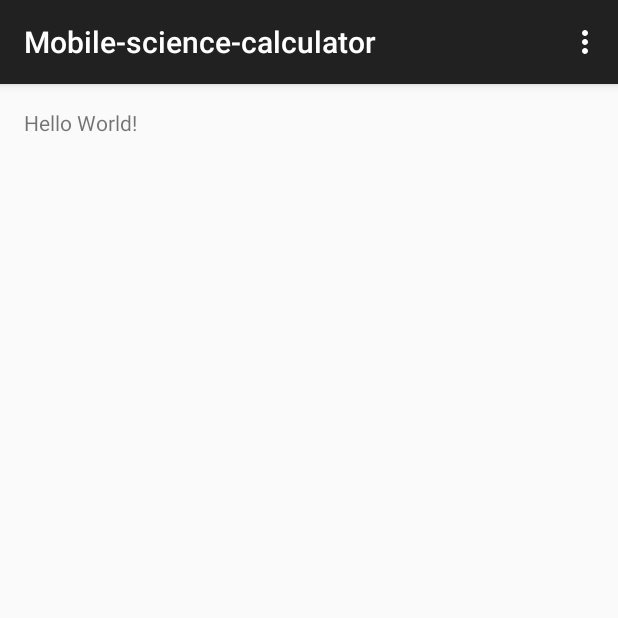
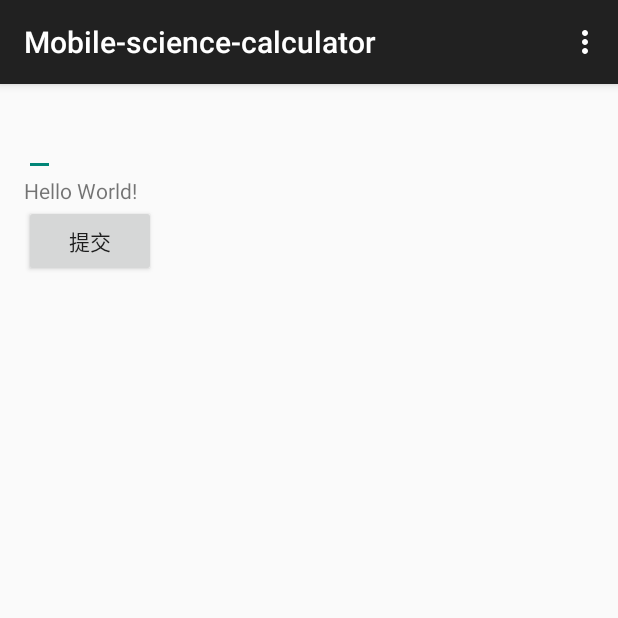
Before and after one commit to IADA-LZU/Mobile-science-calculator, an Android app: the screen it shows after launch (MainActivity), on a phone screen of 412 x 824 dp, the top half of it. Run offline under Robolectric (Android 15) with nearby library versions, the phone set to English and light mode, and no system bars.

```diff
--- a/app/src/main/AndroidManifest.xml
+++ b/app/src/main/AndroidManifest.xml
@@ -1,6 +1,8 @@
 <?xml version="1.0" encoding="utf-8"?>
 <manifest xmlns:android="http://schemas.android.com/apk/res/android"
     package="cn.iada_lzu.mobile_science_calculator" >
+
+    <uses-permission android:name="android.permission.INTERNET"/>
 
     <application
         android:allowBackup="true"
--- a/app/src/main/res/layout/activity_main.xml
+++ b/app/src/main/res/layout/activity_main.xml
@@ -10,8 +10,32 @@
     android:paddingBottom="@dimen/activity_vertical_margin"
     tools:context="cn.iada_lzu.mobile_science_calculator.MainActivity">
 
+    <EditText
+        android:layout_width="wrap_content"
+        android:layout_height="wrap_content"
+        android:id="@+id/et1" />
+
     <TextView
         android:text="Hello World!"
         android:layout_width="wrap_content"
-        android:layout_height="wrap_content" />
+        android:layout_height="wrap_content"
+        android:layout_below="@+id/et1"
+        android:id="@+id/tv1" />
+
+    <Button
+        android:layout_width="wrap_content"
+        android:layout_height="wrap_content"
+        android:text="提交"
+        android:id="@+id/bt1"
+        android:layout_below="@+id/tv1" />
+
+    <ProgressBar
+        style="?android:attr/progressBarStyleLarge"
+        android:layout_width="wrap_content"
+        android:layout_height="wrap_content"
+        android:id="@+id/progressBar"
+        android:layout_centerVertical="true"
+        android:layout_centerHorizontal="true"
+        android:visibility="gone" />
+
 </RelativeLayout>
```
Also changed, not shown: app/src/main/java/cn/iada_lzu/mobile_science_calculator/ClientSocket.java (added, +85 -0 lines), app/src/main/java/cn/iada_lzu/mobile_science_calculator/MainActivity.java (+42 -1 lines), 1 other file.
